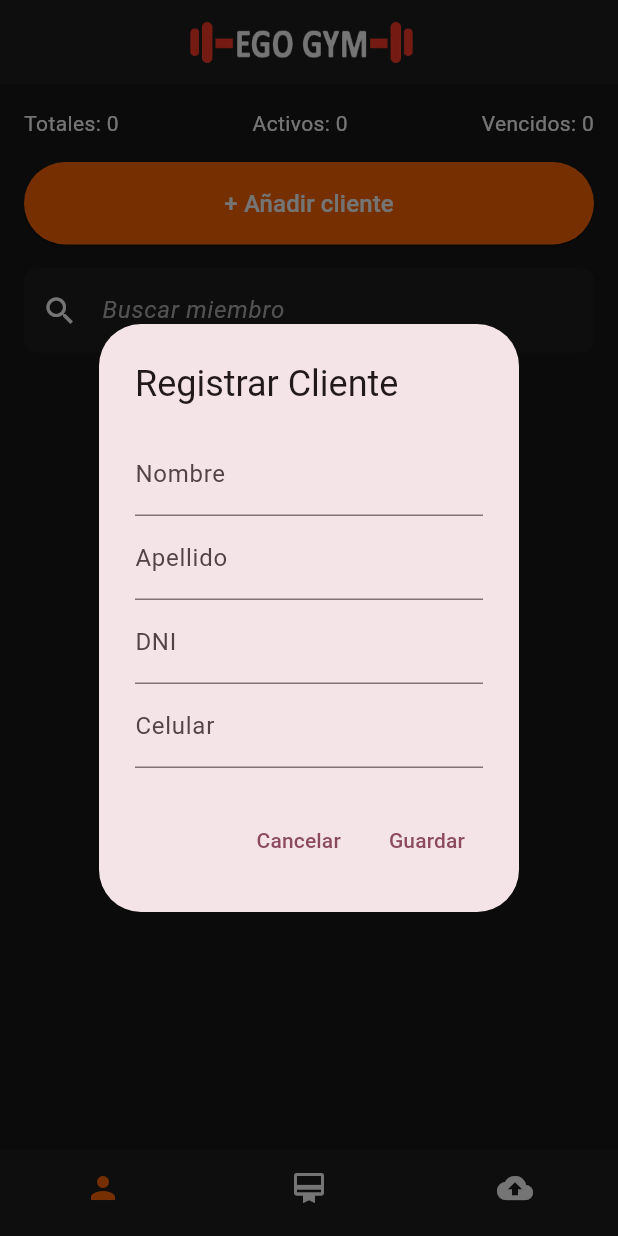
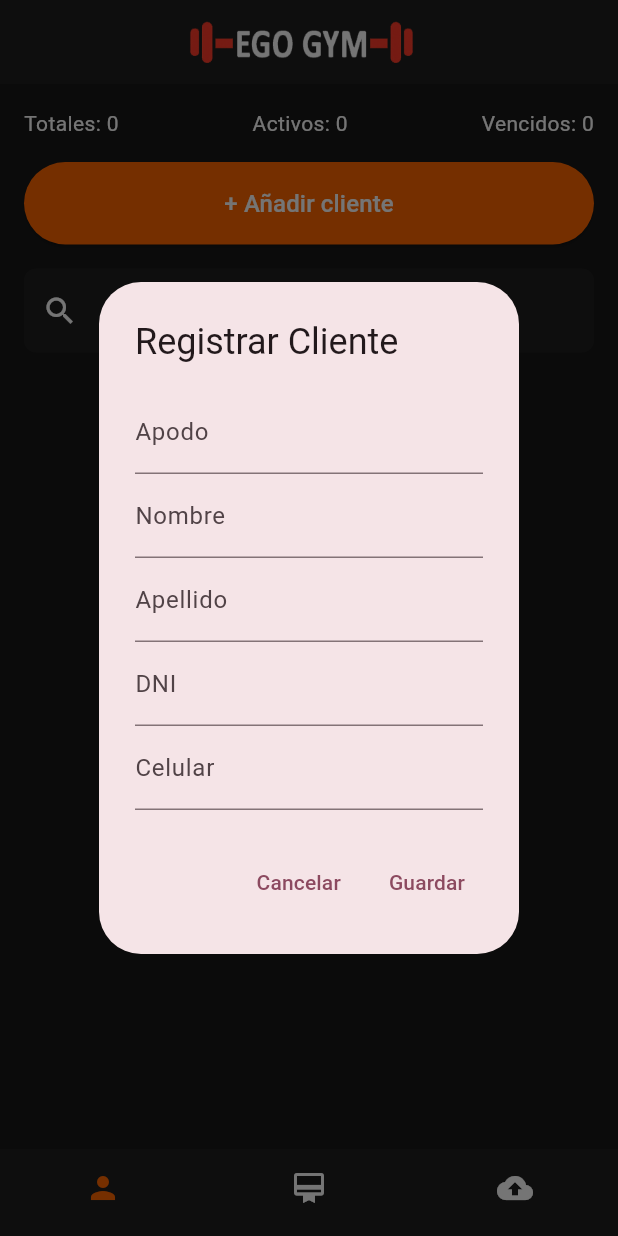
Before and after one commit to ezerutp/ego, a Flutter app: the screen it shows after launch, after a tap on "+ Añadir cliente", on a phone screen of 412 x 824 dp. Run offline on Flutter 3.47's test engine with Material 3 defaults, Android fonts, the phone set to English and light mode, and no system bars; our stand-ins replace csv, permission_handler, sqflite; accounts and stored records are empty.

Commit message:
feat: Implementacion de apodo en clientes - Se agrega campo de apodo en el formulario de cliente - Se muestra el apodo en la tarjeta de cliente con un efecto glow

```diff
--- a/lib/widgets/add_cliente.dart
+++ b/lib/widgets/add_cliente.dart
@@ -17,6 +17,9 @@ class AddClienteDialog extends StatelessWidget {
 
   @override
   Widget build(BuildContext context) {
+    final TextEditingController apodoController = TextEditingController(
+      text: cliente?.apodo ?? '',
+    );
     final TextEditingController nombreController = TextEditingController(
       text: cliente?.nombres ?? '',
     );
@@ -36,6 +39,10 @@ class AddClienteDialog extends StatelessWidget {
         child: Column(
           mainAxisSize: MainAxisSize.min,
           children: [
+            TextField(
+              controller: apodoController,
+              decoration: const InputDecoration(labelText: 'Apodo'),
+            ),
             TextField(
               controller: nombreController,
               decoration: const InputDecoration(labelText: 'Nombre'),
@@ -66,6 +73,7 @@ class AddClienteDialog extends StatelessWidget {
         ),
         TextButton(
           onPressed: () async {
+            final String apodo = apodoController.text.trim();
             final String nombre = nombreController.text.trim();
             final String apellido = apellidoController.text.trim();
             final String dni = dniController.text.trim();
@@ -78,6 +86,7 @@ class AddClienteDialog extends StatelessWidget {
               if (cliente == null) {
                 // REGISTRAR
                 final nuevoCliente = Cliente(
+                  apodo: apodo,
                   nombres: nombre,
                   apellidos: apellido,
                   dni: dni,
@@ -88,6 +97,7 @@ class AddClienteDialog extends StatelessWidget {
               } else {
                 // EDITAR
                 final clienteActualizado = cliente!.copyWith(
+                  apodo: apodo,
                   nombres: nombre,
                   apellidos: apellido,
                   dni: dni,
```
Also changed, not shown: lib/widgets/card_cliente.dart (+35 -4 lines).
